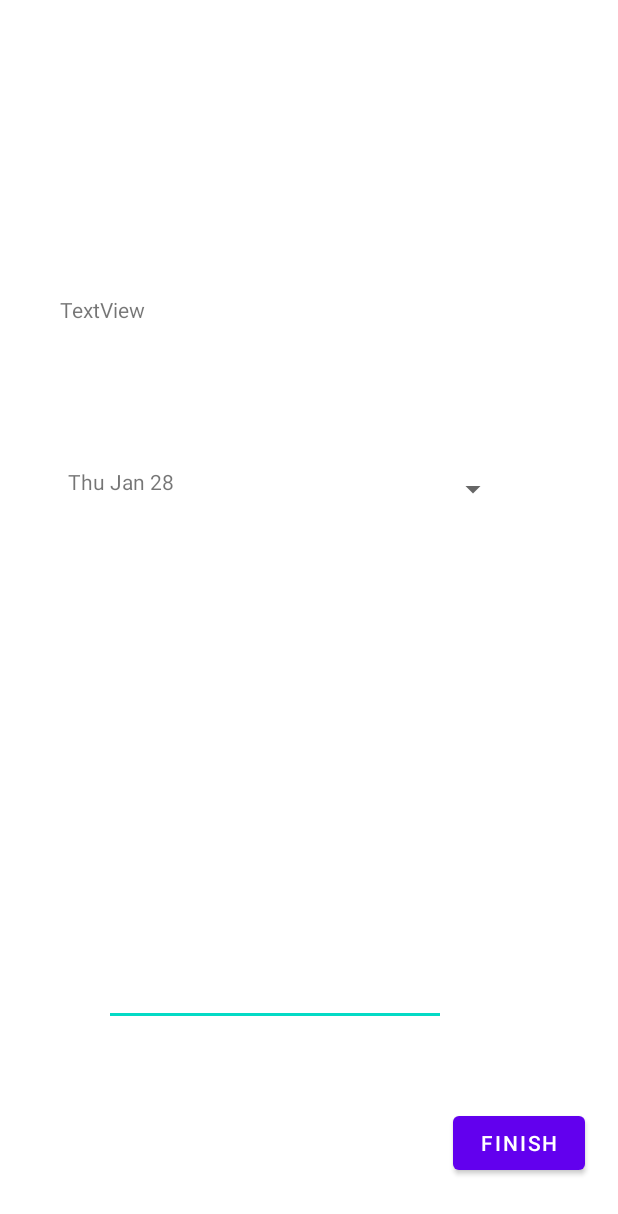
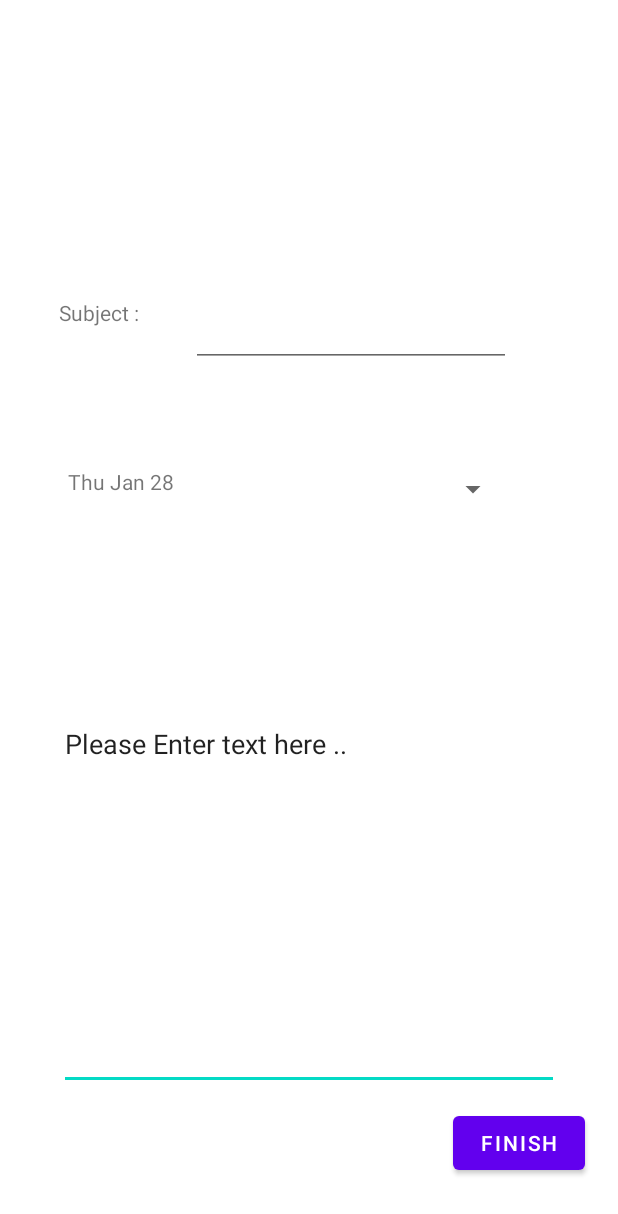
Before and after one commit to BruceYoung19/ReflectBook-Java, an Android app: the Note screen opened directly, with no data from a screen before it, on a phone screen of 412 x 824 dp. Shown: the top 1214 px of the screen. Run offline under Robolectric (Android 15) with nearby library versions, the phone set to English and light mode, and no system bars.

```diff
--- a/ReflectBookJava/app/build.gradle
+++ b/ReflectBookJava/app/build.gradle
@@ -33,6 +33,8 @@ dependencies {
     implementation 'androidx.appcompat:appcompat:1.2.0'
     implementation 'com.google.android.material:material:1.2.1'
     implementation 'androidx.constraintlayout:constraintlayout:2.0.4'
+    implementation "androidx.recyclerview:recyclerview:1.1.0"
+    implementation "androidx.recyclerview:recyclerview-selection:1.1.0-rc03"
     testImplementation 'junit:junit:4.+'
     androidTestImplementation 'androidx.test.ext:junit:1.1.2'
     androidTestImplementation 'androidx.test.espresso:espresso-core:3.3.0'
--- a/ReflectBookJava/app/src/main/java/com/example/reflectbook_java/EntryContract.java
+++ b/ReflectBookJava/app/src/main/java/com/example/reflectbook_java/EntryContract.java
@@ -12,6 +12,7 @@ public class EntryContract {
         public static String TABLE_NAME = "EntryList";
         public static String COLUMN_ID = "ID";
         public static String COLUMN_MOOD = "Mood";
+        public static String COLUMN_Date = "Date";
         public static String COLUMN_ENTRY_TEXT = "EntryText";
         // TODO: 21/01/21  add more colmun
     }
--- a/ReflectBookJava/app/src/main/java/com/example/reflectbook_java/Note.java
+++ b/ReflectBookJava/app/src/main/java/com/example/reflectbook_java/Note.java
@@ -17,19 +17,27 @@ import java.text.SimpleDateFormat;
 import java.util.ArrayList;
 import java.util.Calendar;
 import java.util.Date;
+import java.util.Random;
 
 public class Note extends AppCompatActivity {
+
     private ArrayList<MoodItem> mMoodList;
     private MoodAdapter mAdapter;
 
-    private int ID;
+    private String ID;
+    private String Txt;
 
     @Override
     protected void onCreate(Bundle savedInstanceState) {
         super.onCreate(savedInstanceState);
         setContentView(R.layout.note);
 
-        //
+        TextView subject_header = findViewById(R.id.TextView_subject);
+        subject_header.setText("Subject :");
+
+        EditText subject = findViewById(R.id.Subject_text);
+        subject.getText().toString();
+
         TextView date_t= findViewById(R.id.Date_txt);
         Date date = new Date();
 
@@ -39,7 +47,6 @@ public class Note extends AppCompatActivity {
 
         date_t.setText(output_date);
 
-        // TODO: 20/01/21 spinner custom
         initList();
         Spinner Mood_choice = findViewById(R.id.mood_spinner);
         mAdapter = new MoodAdapter(this,mMoodList);
@@ -59,23 +66,20 @@ public class Note extends AppCompatActivity {
             }
         });
 
-        // TODO: 20/01/21 reflectiveview
-
         EditText User_input = (EditText) findViewById(R.id.Entry_text);
+        User_input.setText("Please Enter text here .. ");
         String text = User_input.getText().toString();
 
         Button finished_button = (Button) findViewById(R.id.finish_b);
         finished_button.setOnClickListener(new View.OnClickListener() {
             @Override
             public void onClick(View v) {
+                // TODO: 20/01/21 store information
+                System.out.println("The Subject is: " + subject.getText());
+                System.out.println("The Text is: " + User_input.getText());
 
-
-
-                // TODO: 20/01/21 store information
                 // TODO: 21/01/21 make instance of database store the information
-
-
-
+                back_to_profile();
             }
         });
 
@@ -90,15 +94,13 @@ public class Note extends AppCompatActivity {
         mMoodList = new ArrayList<>();
         mMoodList.add(new MoodItem("Angry",R.drawable.angry));
         mMoodList.add(new MoodItem("Good",R.drawable.good));
-        mMoodList.add(new MoodItem("happy",R.drawable.happy));
-        mMoodList.add(new MoodItem("horrible",R.drawable.horrible));
+        mMoodList.add(new MoodItem("Happy",R.drawable.happy));
+        mMoodList.add(new MoodItem("Worst",R.drawable.horrible));
+    }
 
+    // TODO: 21/01/21 method to store text
+    public void grouping_text(){
 
     }
 
-
-
-    // TODO: 21/01/21 method generate an id
-    // TODO: 21/01/21 method to store text
-
 }
--- a/ReflectBookJava/app/src/main/res/layout/note.xml
+++ b/ReflectBookJava/app/src/main/res/layout/note.xml
@@ -20,18 +20,19 @@
 
 
     <TextView
-        android:id="@+id/textView2"
+        android:id="@+id/TextView_subject"
         android:layout_width="wrap_content"
         android:layout_height="wrap_content"
         android:text="TextView"
         app:layout_constraintBottom_toBottomOf="parent"
         app:layout_constraintEnd_toEndOf="parent"
-        app:layout_constraintHorizontal_bias="0.113"
+        app:layout_constraintHorizontal_bias="0.11"
         app:layout_constraintStart_toStartOf="parent"
         app:layout_constraintTop_toTopOf="parent"
-        app:layout_constraintVertical_bias="0.244" />
+        app:layout_constraintVertical_bias="0.247" />
 
     <RelativeLayout
+        android:id="@+id/relativeLayout"
         android:layout_width="197dp"
         android:layout_height="62dp"
         app:layout_constraintBottom_toBottomOf="parent"
@@ -40,7 +41,7 @@
         app:layout_constraintStart_toStartOf="parent"
         app:layout_constraintTop_toTopOf="parent"
         app:layout_constraintVertical_bias="0.388"
-        tools:ignore="MissingConstraints" >
+        tools:ignore="MissingConstraints">
 
         <Spinner
             android:id="@+id/mood_spinner"
@@ -48,19 +49,24 @@
             android:layout_height="match_parent" />
     </RelativeLayout>
 
-    <EditText
-        android:id="@+id/Entry_text"
-        android:layout_width="228dp"
-        android:layout_height="239dp"
-        android:ems="10"
-        android:gravity="start|top"
-        android:inputType="textMultiLine"
+    <RelativeLayout
+        android:layout_width="333dp"
+        android:layout_height="253dp"
         app:layout_constraintBottom_toBottomOf="parent"
         app:layout_constraintEnd_toEndOf="parent"
-        app:layout_constraintHorizontal_bias="0.377"
         app:layout_constraintStart_toStartOf="parent"
         app:layout_constraintTop_toTopOf="parent"
-        app:layout_constraintVertical_bias="0.76" />
+        app:layout_constraintVertical_bias="0.83"
+        tools:ignore="MissingConstraints">
+
+        <EditText
+            android:id="@+id/Entry_text"
+            android:layout_width="match_parent"
+            android:layout_height="match_parent"
+            android:ems="10"
+            android:gravity="start|top"
+            android:inputType="textMultiLine" />
+    </RelativeLayout>
 
     <Button
         android:id="@+id/finish_b"
@@ -73,4 +79,19 @@
         app:layout_constraintStart_toStartOf="parent"
         app:layout_constraintTop_toTopOf="parent"
         app:layout_constraintVertical_bias="0.951" />
+
+    <EditText
+        android:id="@+id/Subject_text"
+        android:layout_width="wrap_content"
+        android:layout_height="wrap_content"
+        android:ems="10"
+        android:gravity="start|top"
+        android:inputType="textMultiLine"
+        app:layout_constraintBottom_toBottomOf="parent"
+        app:layout_constraintEnd_toEndOf="parent"
+        app:layout_constraintHorizontal_bias="0.641"
+        app:layout_constraintStart_toStartOf="parent"
+        app:layout_constraintTop_toTopOf="parent"
+        app:layout_constraintVertical_bias="0.256" />
+
 </androidx.constraintlayout.widget.ConstraintLayout>
```
Also changed, not shown: ReflectBookJava/app/src/main/java/com/example/reflectbook_java/entryDBHelper.java (+12 -2 lines), ReflectBookJava/app/src/main/java/com/example/reflectbook_java/profile.java (+26 -6 lines), ReflectBookJava/app/src/main/res/layout/entry_item.xml (+52 -10 lines), ReflectBookJava/app/src/main/res/layout/profile.xml (+37 -2 lines).
